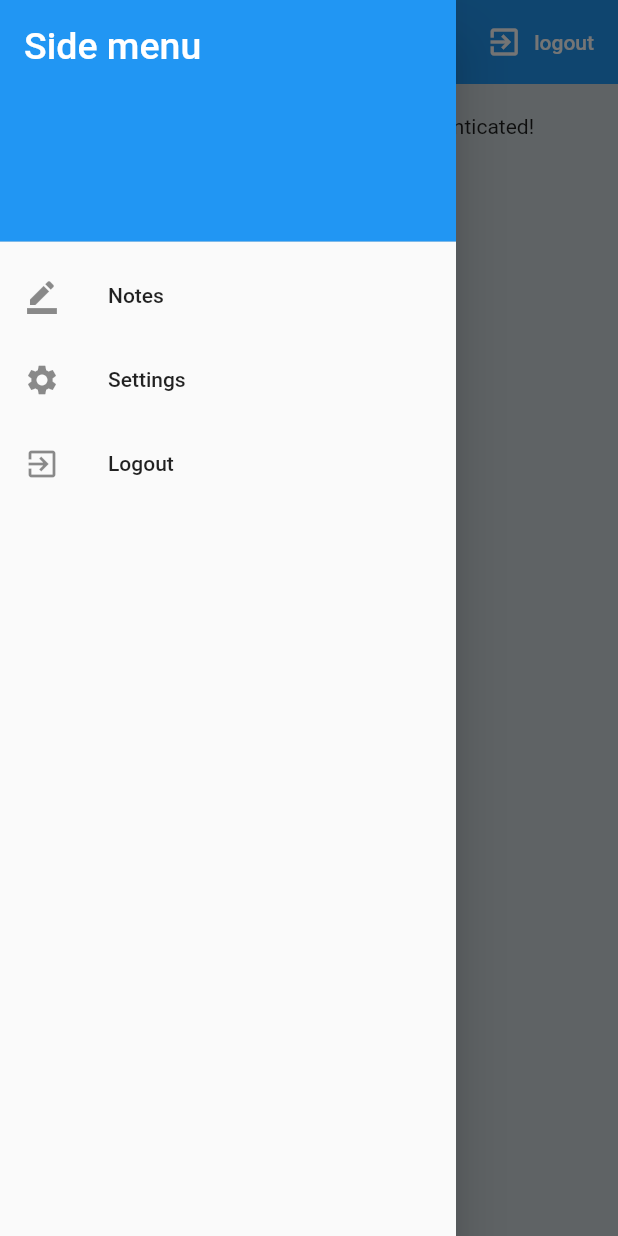
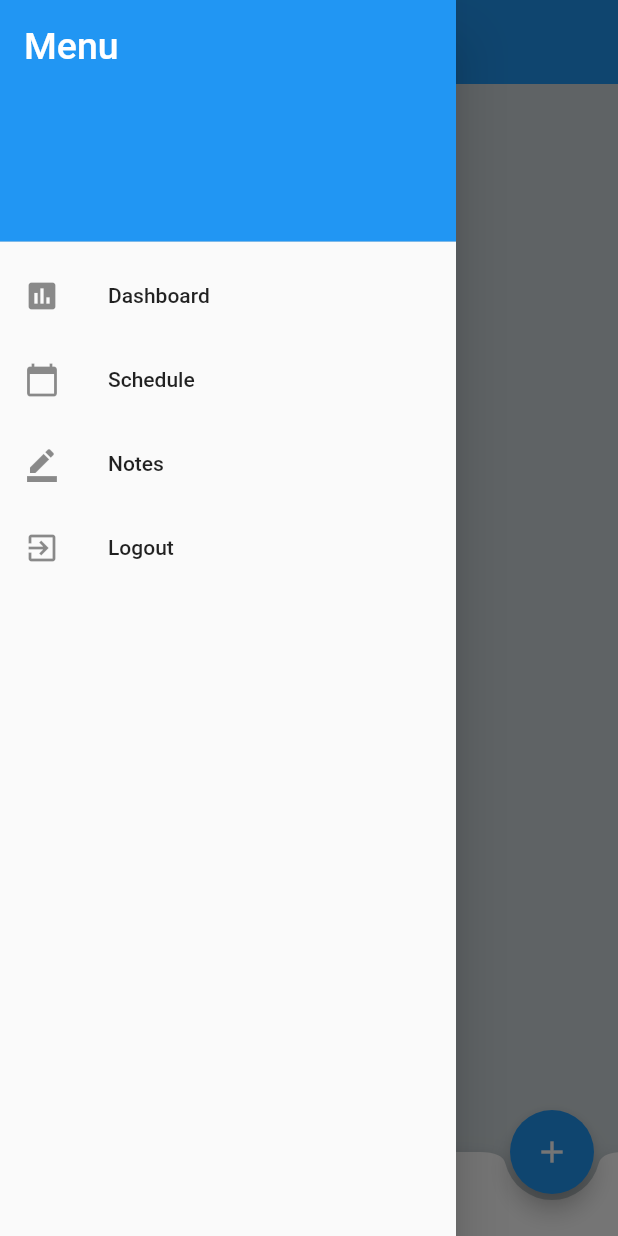
Before and after one commit to caballeto/productivity.io, a Flutter app: the screen it shows once a user with an empty profile is signed in, with the side drawer open, on a phone screen of 412 x 824 dp. Run offline on Flutter 3.47's test engine with Material 2 defaults, Android fonts, the phone set to English and light mode, and no system bars; our stand-ins replace cloud_firestore, firebase_auth, flutter_spinkit, google_sign_in; accounts and stored records are empty.

Commit message:
Create named routes. Notes screen, note editor.

```diff
--- a/lib/main.dart
+++ b/lib/main.dart
@@ -1,8 +1,9 @@
 import 'package:flutter/material.dart';
+import 'package:productivityio/route/router.dart';
 import 'package:productivityio/services/auth.dart';
+import 'package:productivityio/shared/constants.dart';
 import 'package:provider/provider.dart';
-import 'models/user.dart';
-import 'screens/wrapper.dart';
+import 'package:productivityio/models/user.dart';
 
 void main() {
   runApp(MyApp());
@@ -14,7 +15,8 @@ class MyApp extends StatelessWidget {
     return StreamProvider<User>.value(
       value: AuthService().user,
       child: MaterialApp(
-        home: Wrapper()
+        onGenerateRoute: Router.createRoute,
+        initialRoute: kWrapperRoute,
       ),
     );
   }
--- /dev/null
+++ b/lib/models/note.dart
@@ -0,0 +1,73 @@
+import 'package:cloud_firestore/cloud_firestore.dart';
+
+class Note {
+  final String id;
+  String title;
+  String content;
+  NoteState state;
+  final DateTime createdAt;
+  DateTime modifiedAt;
+
+  Note({
+    this.id,
+    this.title,
+    this.content,
+    this.state,
+    DateTime createdAt,
+    DateTime modifiedAt
+  }) : this.createdAt = createdAt ?? DateTime.now(),
+        this.modifiedAt = modifiedAt ?? DateTime.now();
+
+  Note copy() => Note(
+      id: id,
+      title: title,
+      content: content,
+      state: state,
+      createdAt: (createdAt == null ? DateTime.now() : createdAt),
+      modifiedAt: modifiedAt
+  );
+
+  int get stateValue => (state ?? NoteState.unspecified).index;
+
+  bool get isNotEmpty => title?.isNotEmpty == true || content?.isNotEmpty == true;
+
+  @override
+  bool operator ==(other) => other is Note &&
+      (other.id ?? '') == (id ?? '') &&
+      (other.title ?? '') == (title ?? '') &&
+      (other.content ?? '') == (content ?? '') &&
+      other.stateValue == stateValue;
+
+  @override
+  int get hashCode => id?.hashCode ?? super.hashCode;
+
+  Map<String, dynamic> toJson() => {
+    'title': title,
+    'content': content,
+    'state': stateValue,
+    'createdAt': (createdAt ?? DateTime.now()).millisecondsSinceEpoch,
+    'modifiedAt': (modifiedAt ?? DateTime.now()).millisecondsSinceEpoch
+  };
+
+  static List<Note> fromQuery(QuerySnapshot query) => query != null ? toNotes(query) : [];
+}
+
+enum NoteState {
+  unspecified,
+  deleted
+}
+
+List<Note> toNotes(QuerySnapshot query) => query.documents
+    .map((e) => toNote(e))
+    .where((e) => e != null && e.state != NoteState.deleted)
+    .toList();
+
+Note toNote(DocumentSnapshot doc) => doc.exists
+    ? Note(
+  id: doc.documentID,
+  title: doc.data['title'],
+  content: doc.data['content'],
+  state: NoteState.values[doc.data['state'] ?? 0],
+  createdAt: DateTime.fromMillisecondsSinceEpoch(doc.data['createdAt'] ?? 0),
+  modifiedAt: DateTime.fromMillisecondsSinceEpoch(doc.data['modifiedAt'] ?? 0)
+) : null;
--- /dev/null
+++ b/lib/route/router.dart
@@ -0,0 +1,24 @@
+import 'package:flutter/material.dart';
+import 'package:productivityio/screens/authenticate/authenticate.dart';
+import 'package:productivityio/screens/editor/note_editor.dart';
+import 'package:productivityio/screens/home/notes.dart';
+import 'package:productivityio/screens/wrapper.dart';
+import 'package:productivityio/shared/constants.dart';
+
+class Router {
+  static Route<dynamic> createRoute(RouteSettings settings) {
+    debugPrint(settings.name);
+    switch (settings.name) {
+      case kWrapperRoute:
+        return MaterialPageRoute(builder: (_) => Wrapper());
+      case kAuthRoute:
+        return MaterialPageRoute(builder: (_) => Authenticate());
+      case kNotesRoute:
+        return MaterialPageRoute(builder: (_) => Notes());
+      case kNoteEditorRoute:
+        return MaterialPageRoute(builder: (_) => NoteEditor());
+      default:
+        return MaterialPageRoute(builder: (_) => Wrapper());
+    }
+  }
+}
--- /dev/null
+++ b/lib/screens/home/dashboard.dart
@@ -0,0 +1,8 @@
+import 'package:flutter/material.dart';
+
+class Dashboard extends StatelessWidget {
+  @override
+  Widget build(BuildContext context) {
+    return Container();
+  }
+}
--- a/lib/screens/home/home.dart
+++ b/lib/screens/home/home.dart
@@ -1,37 +1,9 @@
 import 'package:flutter/material.dart';
-import 'package:productivityio/services/auth.dart';
-import 'package:productivityio/shared/nav_drawer.dart';
+import 'package:productivityio/screens/home/notes.dart';
 
 class Home extends StatelessWidget {
-  final AuthService _auth = AuthService();
-
   @override
   Widget build(BuildContext context) {
-    return Scaffold(
-      drawer: NavDrawer(),
-      backgroundColor: Colors.blueGrey[100],
-      appBar: AppBar(
-        backgroundColor: Colors.blue,
-        elevation: 0.0,
-        title: Text('Menu'),
-        actions: <Widget>[
-          FlatButton.icon(
-              onPressed: () async {
-                await _auth.signOut();
-              },
-              icon: Icon(Icons.exit_to_app, color: Colors.white),
-              label: Text('logout',  style: TextStyle(color: Colors.white))
-          )
-        ],
-      ),
-      body: Container(
-        padding: EdgeInsets.symmetric(vertical: 20.0, horizontal: 20.0),
-        child: Column(
-          children: <Widget>[
-            Text('Congratulations! You have successfully authenticated!')
-          ],
-        ),
-      ),
-    );
+    return Notes();
   }
 }
--- /dev/null
+++ b/lib/screens/home/notes.dart
@@ -0,0 +1,58 @@
+import 'package:flutter/material.dart';
+import 'package:productivityio/models/note.dart';
+import 'package:productivityio/models/user.dart';
+import 'package:productivityio/screens/editor/note_editor.dart';
+import 'package:productivityio/shared/constants.dart';
+import 'package:productivityio/widget/notes_list.dart';
+import 'package:productivityio/services/database.dart';
+import 'package:productivityio/shared/nav_drawer.dart';
+import 'package:provider/provider.dart';
+
+class Notes extends StatefulWidget {
+  @override
+  _NotesState createState() => _NotesState();
+}
+
+class _NotesState extends State<Notes> {
+  @override
+  Widget build(BuildContext context) {
+    final user = Provider.of<User>(context);
+    return StreamProvider<List<Note>>.value(
+      value: DatabaseService(uid: user.uid).notes,
+      child: Scaffold(
+        drawer: NavDrawer(),
+        backgroundColor: Colors.blueGrey[100],
+        appBar: AppBar(
+          backgroundColor: Colors.blue,
+          elevation: 0.0,
+          title: Text('Notes'),
+        ),
+        body: NotesList(),
+        floatingActionButton: FloatingActionButton(
+          child: Icon(Icons.add),
+          onPressed: () => Navigator.of(context).pushNamed(kNoteEditorRoute),
+        ),
+        floatingActionButtonLocation: FloatingActionButtonLocation.endDocked,
+        extendBody: true,
+        bottomNavigationBar: _bottomActions(),
+      ),
+    );
+  }
+
+  Widget _bottomActions() => BottomAppBar(
+    shape: CircularNotchedRectangle(),
+    child: Container(
+      height: 56.0,
+      padding: EdgeInsets.symmetric(horizontal: 17.0),
+      child: Row(
+        children: <Widget>[
+          Icon(Icons.mic, size: 26),
+          SizedBox(width: 30),
+          Icon(Icons.create, size: 26),
+          SizedBox(width: 30),
+          Icon(Icons.insert_photo)
+        ]
+      ),
+    ),
+  );
+}
--- /dev/null
+++ b/lib/screens/home/schedule.dart
@@ -0,0 +1,13 @@
+import 'package:flutter/material.dart';
+
+class Schedule extends StatefulWidget {
+  @override
+  _ScheduleState createState() => _ScheduleState();
+}
+
+class _ScheduleState extends State<Schedule> {
+  @override
+  Widget build(BuildContext context) {
+    return Container();
+  }
+}
--- a/lib/services/auth.dart
+++ b/lib/services/auth.dart
@@ -31,7 +31,6 @@ class AuthService {
       final FirebaseUser user = result.user;
       return _userFromFirebaseUser(user);
     } catch (e) {
-      print('Firebase thrown error');
       print(e.toString());
       return null;
     }
--- /dev/null
+++ b/lib/services/database.dart
@@ -0,0 +1,28 @@
+import 'package:cloud_firestore/cloud_firestore.dart';
+import 'package:flutter/cupertino.dart';
+import 'package:productivityio/models/note.dart';
+
+class DatabaseService {
+  final String uid;
+
+  DatabaseService({ this.uid });
+
+  Stream<List<Note>> get notes {
+    return notesCollection(uid)
+      .where('state', isEqualTo: 0)
+      .snapshots()
+      .handleError((e) => debugPrint('query notes failed: $e'))
+      .map((snapshot) => Note.fromQuery(snapshot));
+  }
+
+  Future<dynamic> saveNoteToFirestore(Note note) async {
+    final collection = notesCollection(uid);
+    debugPrint('Saving ${note.id} to firestore');
+    return note.id == null ? collection.add(note.toJson())
+        : collection.document(note.id).updateData(note.toJson());
+  }
+
+  CollectionReference notesCollection(String uid) {
+    return Firestore.instance.collection('notes-$uid');
+  }
+}
--- a/lib/shared/constants.dart
+++ b/lib/shared/constants.dart
@@ -1,4 +1,9 @@
 import 'package:flutter/material.dart';
+
+const kWrapperRoute = '/';
+const kAuthRoute = '/auth';
+const kNotesRoute = '/notes';
+const kNoteEditorRoute = '/note_editor';
 
 const textInputDecoration = InputDecoration(
   fillColor: Colors.white,
--- a/lib/shared/nav_drawer.dart
+++ b/lib/shared/nav_drawer.dart
@@ -1,6 +1,15 @@
 import 'package:flutter/material.dart';
+import 'package:productivityio/screens/home/notes.dart';
+import 'package:productivityio/services/auth.dart';
 
-class NavDrawer extends StatelessWidget {
+class NavDrawer extends StatefulWidget {
+  @override
+  _NavDrawerState createState() => _NavDrawerState();
+}
+
+class _NavDrawerState extends State<NavDrawer> {
+  final AuthService _auth = AuthService();
+
   @override
   Widget build(BuildContext context) {
     return Drawer(
@@ -9,7 +18,7 @@ class NavDrawer extends StatelessWidget {
         children: <Widget>[
           DrawerHeader(
             child: Text(
-              'Side menu',
+              'Menu',
               style: TextStyle(color: Colors.white, fontSize: 25.0),
             ),
             decoration: BoxDecoration(
@@ -17,19 +26,30 @@ class NavDrawer extends StatelessWidget {
             ),
           ),
           ListTile(
-            leading: Icon(Icons.border_color),
-            title: Text('Notes'),
+            leading: Icon(Icons.insert_chart),
+            title: Text('Dashboard'),
             onTap: () => Navigator.of(context).pop(),
           ),
           ListTile(
-            leading: Icon(Icons.settings),
-            title: Text('Settings'),
+            leading: Icon(Icons.calendar_today),
+            title: Text('Schedule'),
             onTap: () => Navigator.of(context).pop(),
+          ),
+          ListTile(
+            leading: Icon(Icons.border_color),
+            title: Text('Notes'),
+            onTap: () {
+              Navigator.of(context).pop();
+              Navigator.of(context).pushNamed('/notes');
+            },
           ),
           ListTile(
             leading: Icon(Icons.exit_to_app),
             title: Text('Logout'),
-            onTap: () => Navigator.of(context).pop(),
+            onTap: () async {
+              Navigator.of(context).pop();
+              await _auth.signOut();
+            },
           )
         ],
       ),
--- /dev/null
+++ b/lib/widget/notes_list.dart
@@ -0,0 +1,15 @@
+import 'package:flutter/material.dart';
+import 'package:productivityio/models/note.dart';
+import 'package:productivityio/widget/note_tile.dart';
+import 'package:provider/provider.dart';
+
+class NotesList extends StatelessWidget {
+  @override
+  Widget build(BuildContext context) {
+    final notes = Provider.of<List<Note>>(context) ?? [];
+    return ListView.builder(
+        itemCount: notes.length,
+        itemBuilder: (context, index) => NoteTile(note: notes[index])
+    );
+  }
+}
```
Also changed, not shown: lib/screens/editor/note_editor.dart (added, +122 -0 lines), lib/widget/note_item.dart (added, +43 -0 lines), lib/widget/note_tile.dart (added, +52 -0 lines), 1 other file.
